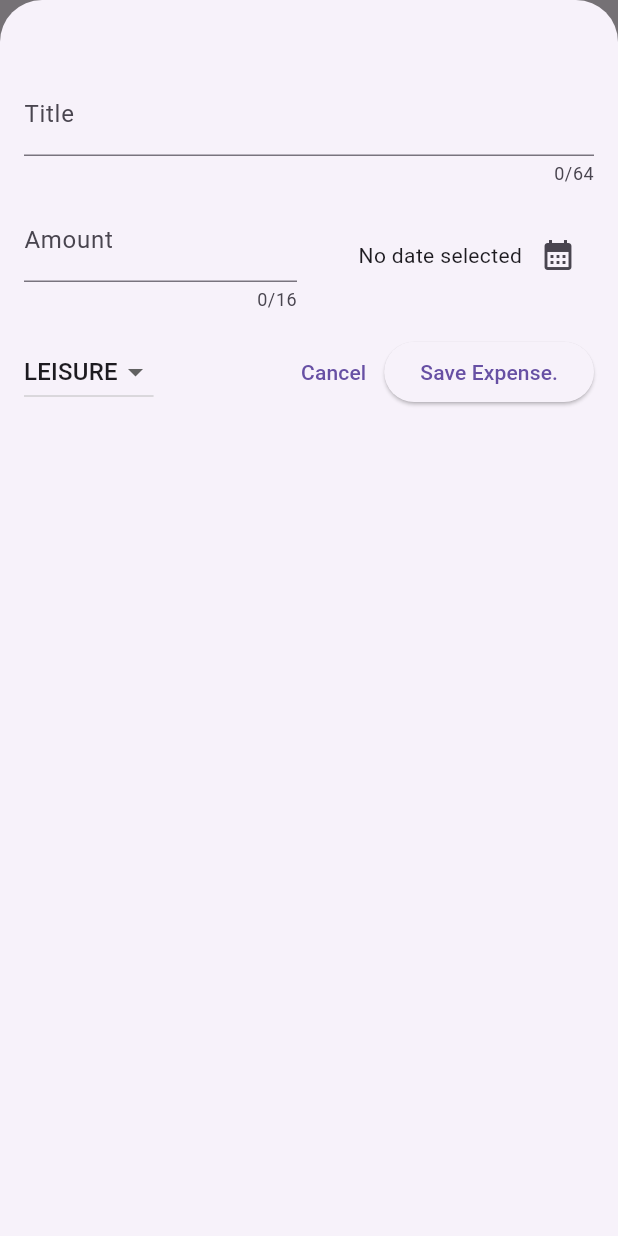
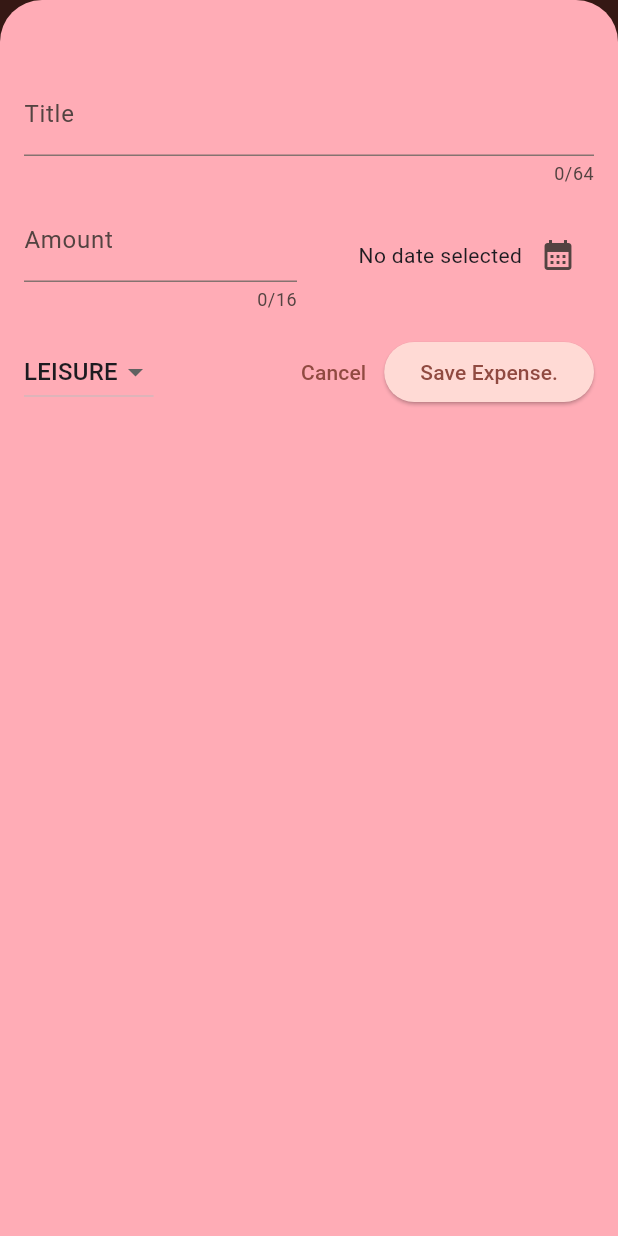
Before and after one commit to onodaryo/thirdapp, a Flutter app: the screen it shows after launch, after a tap on the "add" icon, on a phone screen of 412 x 824 dp. Run offline on Flutter 3.47's test engine with Material 3 defaults, Android fonts, the phone set to English and light mode, and no system bars.

Commit message:
カラーテーマの設定

```diff
--- a/lib/main.dart
+++ b/lib/main.dart
@@ -2,11 +2,42 @@ import 'package:flutter/material.dart';
 
 import 'package:keihi/widgets/expenses.dart';
 
+var kColorScheme = ColorScheme.fromSeed(
+  seedColor: const Color.fromARGB(
+    255, 160, 7, 7,),
+);
+
 void main() {
   runApp(
-    const MaterialApp(
+    MaterialApp(
       // theme: ThemeData(useMaterial3: true),
-      home: Expenses(),
+      theme: ThemeData().copyWith(
+        colorScheme: kColorScheme,
+        appBarTheme: const AppBarTheme().copyWith(
+          backgroundColor: kColorScheme.onPrimaryContainer,
+          foregroundColor: kColorScheme.primaryContainer,
+        ),
+        cardTheme: const CardTheme().copyWith(
+          color: kColorScheme.secondaryContainer,
+          margin: const EdgeInsets.symmetric(horizontal: 16, vertical: 8)
+        ),
+        elevatedButtonTheme: ElevatedButtonThemeData(
+          style: ElevatedButton.styleFrom(
+            backgroundColor: kColorScheme.primaryContainer,
+          ),
+        ),
+        bottomSheetTheme: const BottomSheetThemeData(
+          modalBackgroundColor: Color.fromARGB(255, 255, 172, 182),
+        ),
+        textTheme: ThemeData().textTheme.copyWith(
+          titleLarge: TextStyle(
+            fontWeight: FontWeight.normal,
+            color: kColorScheme.onSecondaryContainer,
+            fontSize: 14,
+          ),
+        ),
+      ),
+      home: const Expenses(),
     ),
   );
 }
```
